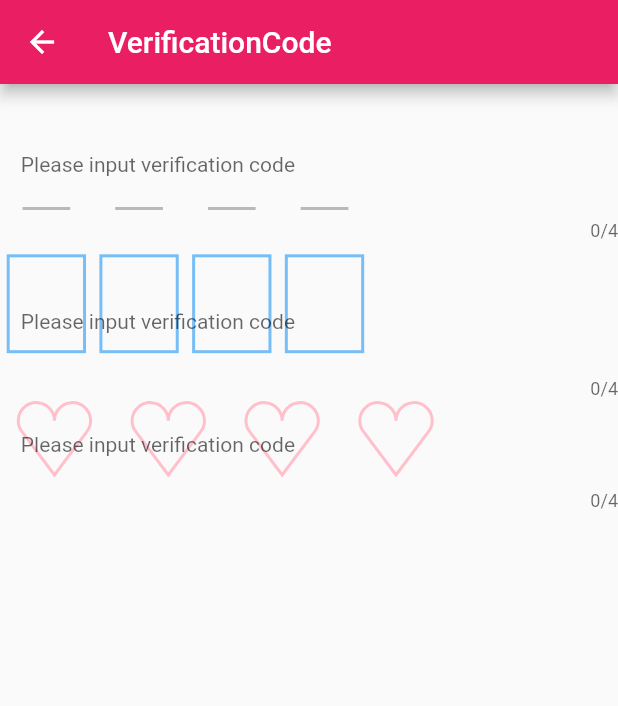
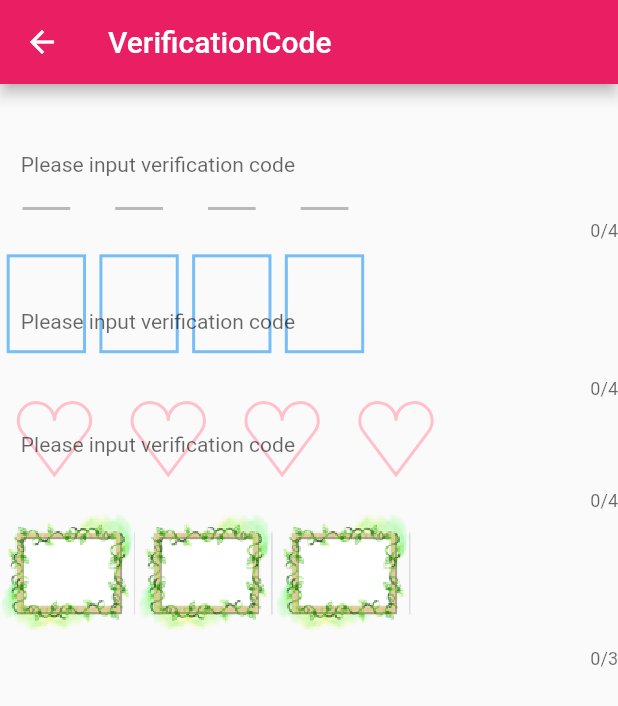
Before and after one commit to yumi0629/FlutterUI, a Flutter app: the VerificationCodePage screen opened by its route, on a phone screen of 412 x 824 dp. Shown: the top 706 px of the screen. Run offline on Flutter 3.47's test engine with Material 2 defaults, Android fonts, the phone set to English and light mode, and no system bars; drawn by our look-alikes of oktoast; our stand-ins replace permission_handler.

```diff
--- a/lib/verificationcode/VerificationCodePaget.dart
+++ b/lib/verificationcode/Verification_code_paget.dart
@@ -1,4 +1,5 @@
 import 'package:flutter/material.dart';
+import 'package:flutter/services.dart';
 import 'package:flutter_ui/verificationcode/verification_code_view.dart';
 import 'dart:ui' as ui;
 
@@ -15,6 +16,18 @@ class VerificationCodePage extends StatelessWidget {
   double getStartOffset(double letterSpace) {
     return letterSpace * 0.5;
   }
+
+  Future<void> _loadImage(ExactAssetImage image) async {
+    AssetBundleImageKey key = await image.obtainKey(ImageConfiguration());
+    final ByteData data = await key.bundle.load(key.name);
+    if (data == null) throw 'Unable to read data';
+    var codec = await ui.instantiateImageCodec(data.buffer.asUint8List());
+    // add additional checking for number of frames etc here
+    var frame = await codec.getNextFrame();
+    this.image = frame.image;
+  }
+
+  ui.Image image;
 
   @override
   Widget build(BuildContext context) {
@@ -64,6 +77,36 @@ class VerificationCodePage extends StatelessWidget {
             letterSpace: space,
             inputBorder: heartBorder,
           ),
+          FutureBuilder(
+              future: _loadImage(ExactAssetImage("images/border.png")),
+              builder: (context, snapshot) {
+                var imageBorder = CustomImageInputBorder(
+                  startOffset: getStartOffset(space),
+                  spaceWidth: space,
+                  textWidth: calcTrueTextSize(50.0),
+                  textLength: 3,
+                  image: image,
+                );
+                switch (snapshot.connectionState) {
+                  case ConnectionState.done:
+                    if (snapshot.hasError) return Container();
+                    return TextField(
+                      maxLength: 3,
+                      keyboardType: TextInputType.number,
+                      style: TextStyle(
+                          fontSize: 50.0,
+                          color: Colors.black87,
+                          letterSpacing: space),
+                      decoration: InputDecoration(
+                          enabledBorder: imageBorder,
+                          focusedBorder: imageBorder),
+                    );
+                    break;
+                  default:
+                    return Container();
+                    break;
+                }
+              }),
         ],
       ),
     );
--- a/lib/verificationcode/verification_code_view.dart
+++ b/lib/verificationcode/verification_code_view.dart
@@ -1,6 +1,7 @@
 import 'dart:ui' as ui;
 
 import 'package:flutter/material.dart';
+import 'package:flutter/services.dart';
 
 import 'package:flutter_ui/utils/dash_path.dart' as dashPath;
 
@@ -205,3 +206,36 @@ class CustomUnderlineInputBorder extends UnderlineInputBorder {
     canvas.drawPath(path, borderSide.toPaint());
   }
 }
+
+class CustomImageInputBorder extends UnderlineInputBorder {
+  final double spaceWidth;
+  final double textWidth;
+  final int textLength;
+  final double startOffset;
+  final ui.Image image;
+
+  const CustomImageInputBorder({
+    this.startOffset = 0.0,
+    this.spaceWidth,
+    this.textWidth,
+    this.textLength,
+    this.image,
+    BorderSide borderSide = const BorderSide(),
+  }) : super(borderSide: borderSide);
+
+  @override
+  void paint(
+    Canvas canvas,
+    Rect rect, {
+    double gapStart,
+    double gapExtent = 0.0,
+    double gapPercentage = 0.0,
+    TextDirection textDirection,
+  }) {
+    double curStartX = rect.left;
+    for (int i = 0; i < textLength; i++) {
+      canvas.drawImage(image, Offset(curStartX, 0.0), Paint());
+      curStartX += (textWidth + spaceWidth);
+    }
+  }
+}
```
Also changed, not shown: lib/main.dart (+5 -4 lines), images/border.png (added), preImages/liquid_check_button_02.gif (deleted), preImages/tip_menu.gif (deleted), 2 other files.
